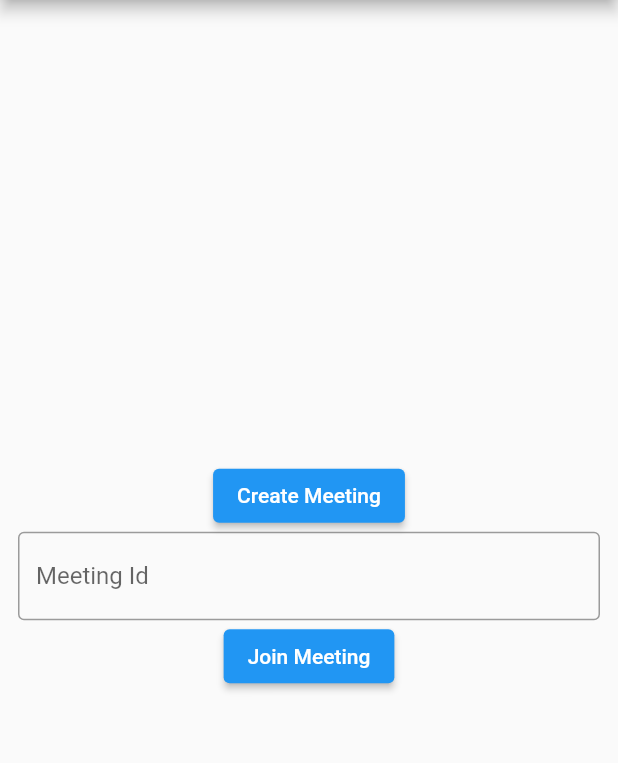
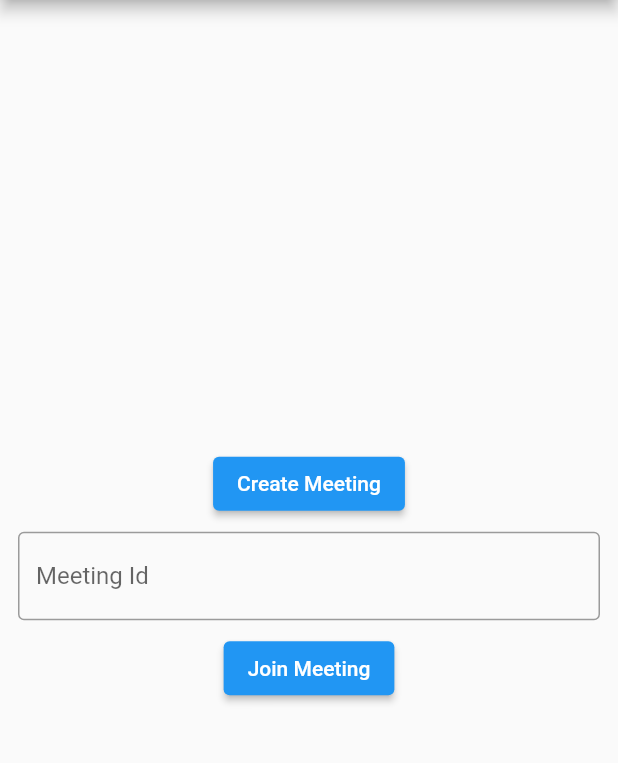
Before and after one commit to videosdk-live/quickstart, a Flutter app: the screen it shows after launch, on a phone screen of 412 x 824 dp, the part 84-847 px from its top. Run offline on Flutter 3.47's test engine with Material 2 defaults, Android fonts, the phone set to English and light mode, and no system bars; missing offline and left inert: videosdk.

Commit message:
add support of `web`

```diff
--- a/flutter-rtc/lib/join_screen.dart
+++ b/flutter-rtc/lib/join_screen.dart
@@ -59,12 +59,15 @@ class JoinScreen extends StatelessWidget {
               onPressed: () => onCreateButtonPressed(context),
               child: const Text('Create Meeting'),
             ),
-            TextField(
-              decoration: const InputDecoration(
-                hintText: 'Meeting Id',
-                border: OutlineInputBorder(),
+            Container(
+              margin: const EdgeInsets.fromLTRB(0, 8.0, 0, 8.0),
+              child: TextField(
+                decoration: const InputDecoration(
+                  hintText: 'Meeting Id',
+                  border: OutlineInputBorder(),
+                ),
+                controller: _meetingIdController,
               ),
-              controller: _meetingIdController,
             ),
             ElevatedButton(
               onPressed: () => onJoinButtonPressed(context),
--- a/flutter-rtc/lib/meeting_screen.dart
+++ b/flutter-rtc/lib/meeting_screen.dart
@@ -95,17 +95,21 @@ class _MeetingScreenState extends State<MeetingScreen> {
               Text(widget.meetingId),
               //render all participant
               Expanded(
+                child: Padding(
+                  padding: const EdgeInsets.all(8.0),
                   child: GridView.builder(
                     gridDelegate: const SliverGridDelegateWithFixedCrossAxisCount(
                       crossAxisCount: 2,
                       crossAxisSpacing: 10,
                       mainAxisSpacing: 10,
+                      mainAxisExtent: 300,
                     ),
                     itemBuilder: (context, index) {
                       return ParticipantTile(
                           participant: participants.values.elementAt(index));
                     },
                     itemCount: participants.length,
+                  ),
                 ),
               ),
               MeetingControls(
--- a/flutter-rtc/pubspec.yaml
+++ b/flutter-rtc/pubspec.yaml
@@ -35,7 +35,7 @@ dependencies:
   # The following adds the Cupertino Icons font to your application.
   # Use with the CupertinoIcons class for iOS style icons.
   cupertino_icons: ^1.0.2
-  videosdk: ^1.0.11
+  videosdk: ^1.1.0
   http: ^0.13.5
 
 dev_dependencies:
```
Lines whose indentation alone changed are shown as unchanged.
